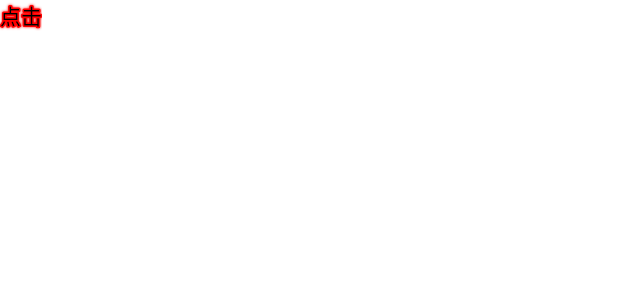
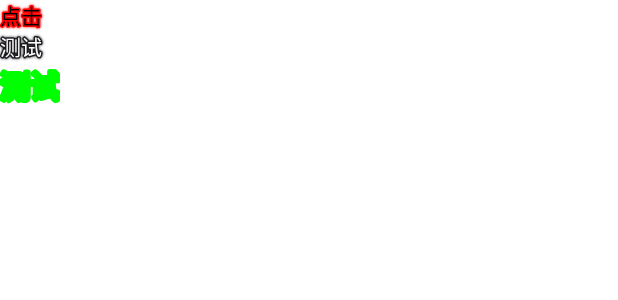
Before and after one commit to liqishun2000/android, an Android app built with Jetpack Compose: the @Preview function Preview, on a phone screen of 412 x 824 dp. Shown: the top 300 px of the screen. Run offline under Robolectric (Android 15) with nearby library versions, the phone set to English and light mode, and no system bars.

Commit message:
chore:OutlineText

```diff
--- a/app/src/main/java/com/example/android/training/compose/common/OutLineTextTraining.kt
+++ b/app/src/main/java/com/example/android/training/compose/common/OutLineTextTraining.kt
@@ -1,6 +1,7 @@
 package com.example.android.training.compose.common
 
 import androidx.compose.foundation.layout.Box
+import androidx.compose.foundation.layout.Column
 import androidx.compose.material3.Button
 import androidx.compose.material3.LocalTextStyle
 import androidx.compose.material3.MaterialTheme
@@ -24,14 +25,26 @@ import androidx.compose.ui.tooling.preview.Preview
 import androidx.compose.ui.unit.Dp
 import androidx.compose.ui.unit.TextUnit
 import androidx.compose.ui.unit.dp
+import androidx.compose.ui.unit.sp
 
 /**
  *  描边
  * */
-@Preview
+@Preview(backgroundColor = 0xffffffff, showBackground = true)
 @Composable
 private fun Preview() {
-    SimpleOutLineText()
+    Column {
+        SimpleOutLineText()
+
+        OutlineText(
+            text = "测试",
+            color = Color.White,
+        )
+
+        OutlineText2(
+            text = "测试",
+        )
+    }
 }
 
 @Composable
@@ -133,3 +146,18 @@ private fun OutlineText(
         )
     }
 }
+
+@Composable
+fun OutlineText2(
+    text: String,
+    modifier: Modifier = Modifier,
+) {
+    Text(
+        text = text,
+        style = TextStyle(
+            color = Color.Green,
+            fontSize = 20.sp,
+            drawStyle = Stroke(width = 6f, join = StrokeJoin.Round)
+        )
+    )
+}
```
